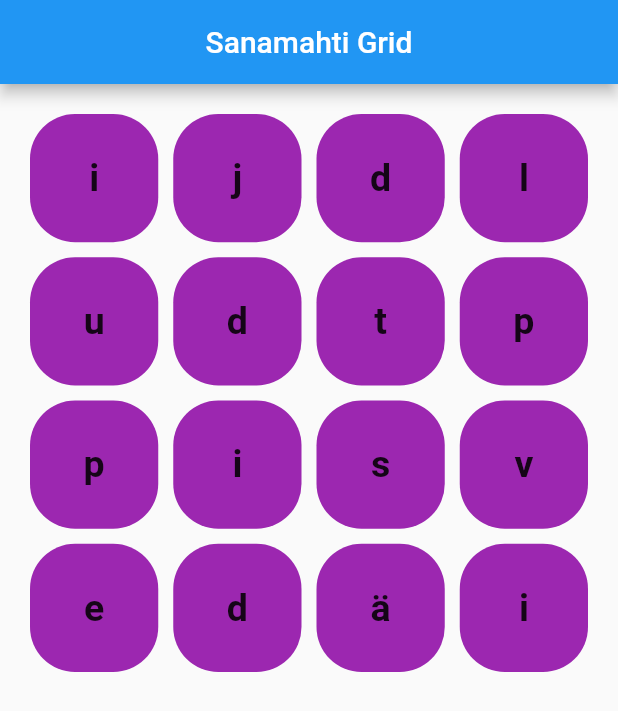
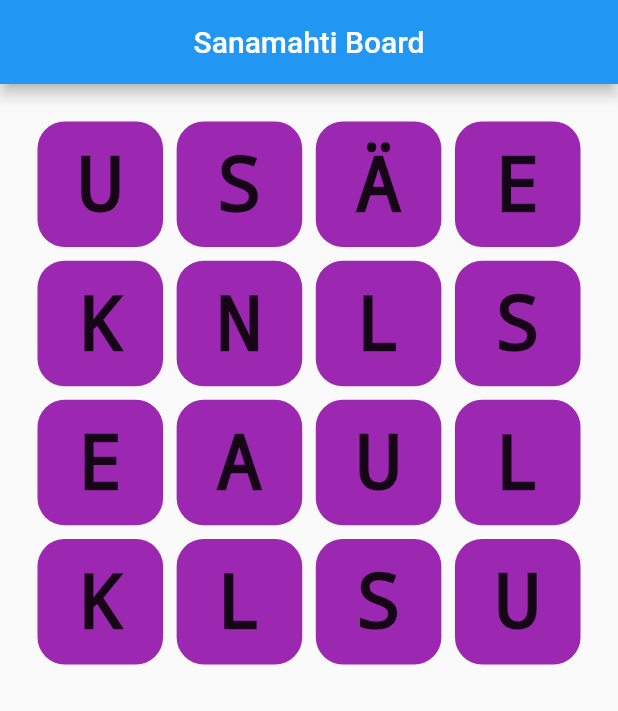
Before and after one commit to zheniitti/sanajahti, a Flutter app: the screen it shows after launch, on a phone screen of 412 x 824 dp. Shown: the top 711 px of the screen. Run offline on Flutter 3.47's test engine with Material 2 defaults, Android fonts, the phone set to English and light mode, and no system bars; our stand-ins replace auto_size_text.

Commit message:
lisätty responsivisuutta

```diff
--- a/lib/sanamahti/ruutu.dart
+++ b/lib/sanamahti/ruutu.dart
@@ -2,10 +2,10 @@ import 'package:flutter/material.dart';
 
 class Ruutu extends StatefulWidget {
   final GlobalKey key;
-  final int index;
+  final int location;
   final Color color;
   final letter;
-  Ruutu({this.key, this.color, this.letter, this.index});
+  Ruutu({this.key, this.color, this.letter, this.location});
   @override
   _RuutuState createState() => _RuutuState();
 }
@@ -15,6 +15,7 @@ class _RuutuState extends State<Ruutu> {
   Widget build(BuildContext context) {
     return AnimatedContainer(
       key: widget.key,
+      margin: EdgeInsets.all(0.0),
       padding: EdgeInsets.all(10),
       decoration: BoxDecoration(
           borderRadius: BorderRadius.circular(15), color: widget.color),
--- a/lib/sanamahti/sanamahtiBoard.dart
+++ b/lib/sanamahti/sanamahtiBoard.dart
@@ -1,44 +1,65 @@
 import 'dart:math';
 import 'package:flutter/gestures.dart';
 import 'package:flutter/material.dart';
+import 'package:auto_size_text/auto_size_text.dart';
+import 'package:flutter/services.dart';
 
 class SanamahtiBoard extends StatefulWidget {
   _SanamahtiBoardState createState() => _SanamahtiBoardState();
 }
 
 class _SanamahtiBoardState extends State<SanamahtiBoard> {
-  String appBarTitle = "Sanamahti Grid";
+  String appBarText = "Sanamahti Board";
   bool pointerDown = false; //when sanamahti grid being touched, pointer is down
   int latestPointerIndex = -1;
   int currentPointerIndex;
   final Color upColor = Colors.purple; //inactive color
   final Color downColor = Colors.blue[500]; //active color
   Color ccolor = Colors.teal;
-  List<Widget> widgetList = [];
   List<int> downedIndexesList = [];
 
   ///list of list [key$index, getNeighbours(index), index]
   ///ruudun key, naapurin indeksi ja oma indeksi. Kaikki ruudut
   List ruutuList = [];
-  final letterList = [];
+  List<String> letterList = [
+    'u',
+    'S',
+    'ä',
+    'e',
+    'k',
+    'n',
+    'l',
+    's',
+    'e',
+    'a',
+    'u',
+    'l',
+    'k',
+    'l',
+    's',
+    'u'
+  ];
   var becameList = [];
   int touchAreaPadding = 18;
   Curve curve = Curves.easeOutCirc;
-  double ruutuSize = 50;
+  double ruutuSize = 100;
 
   @override
   void initState() {
     // WidgetsBinding.instance.addPostFrameCallback(_afterLayout); what is this?
-    createBoardOffline();
+    createOfflineBoard();
     //createBoardOnline(); //no code yet
-    super.initState();
   }
 
   @override
   Widget build(BuildContext context) {
+    SystemChrome.setPreferredOrientations([
+      DeviceOrientation.portraitUp,
+      DeviceOrientation.portraitDown,
+    ]);
     return Scaffold(
       appBar: AppBar(
-        title: Center(child: Text(appBarTitle)),
+        title: Center(child: Text(appBarText)),
       ),
       body: SizedBox(
         child: AbsorbPointer(
@@ -48,38 +69,66 @@ class _SanamahtiBoardState extends State<SanamahtiBoard> {
             onPanUpdate: updateBoardOnPan,
             onPanEnd: updateOnPanEnd,
             child: Padding(
-              padding: const EdgeInsets.all(20.0),
-              child: GridView.count(
-                  crossAxisSpacing: 10,
-                  mainAxisSpacing: 10,
+              padding: const EdgeInsets.all(25.0),
+              child: Board(),
+            ),
+          ),
+        ),
+      ),
+    );
+  }
+
+  Widget Board() {
+    return Container(
+      child: LayoutBuilder(
+        builder: (context, constraints) => GridView.count(
+            childAspectRatio: 1,
+            crossAxisSpacing: constraints.maxWidth / 4 * 0.1,
+            mainAxisSpacing: constraints.maxWidth / 4 * 0.1,
             physics: NeverScrollableScrollPhysics(),
             crossAxisCount: 4,
             children: ruutuList.map((lis) {
               GlobalKey key = lis[0];
               int index = lis[2];
+              return Ruutu(index, key, constraints);
+            }).toList()),
+      ),
+    );
+  }
+
+  AnimatedContainer Ruutu(
+      int index, GlobalKey key, BoxConstraints constraints) {
     return AnimatedContainer(
       key: key,
-                      height: 0.8 * ruutuSize,
-                      padding: EdgeInsets.all(10),
+      margin: downedIndexesList.contains(index)
+          ? EdgeInsets.all(5)
+          : EdgeInsets.all(0),
       decoration: BoxDecoration(
-                          borderRadius: BorderRadius.circular(30),
+          borderRadius: BorderRadius.circular(constraints.maxWidth / 4 * 0.2),
           color: getColor(index)),
-                      child: Center(
-                          child: Text(
-                        letterList[index].toString(),
+      child: Center(child:
+          LayoutBuilder(builder: (BuildContext c, BoxConstraints strain) {
+        return Text(
+          letterList[index].toUpperCase(),
           style: TextStyle(
-                            fontSize: 0.5 * ruutuSize,
-                            fontWeight: FontWeight.bold),
-                      )),
+              fontWeight: FontWeight.bold,
+              fontSize: strain.maxHeight * 0.6,
+              fontFamily: 'Courier'),
+        );
+      })),
       duration: Duration(milliseconds: 600),
       curve: curve,
     );
-                  }).toList()),
-            ),
-          ),
-        ),
-      ),
-    );
+  }
+
+  void createOfflineBoard() {
+    for (int i = 0; i < 16; i++) {
+      /*  String letter = 'iatsenukolrpmävyhjdö'[
+          Random().nextInt(20)] /*  random.nextInt(28) */;
+      letterList.add(letter); */
+      GlobalKey key = GlobalKey();
+      ruutuList.add([key, getNeighbours(i), i]);
+    }
   }
 
   getColor(int i) {
@@ -88,7 +137,7 @@ class _SanamahtiBoardState extends State<SanamahtiBoard> {
   }
 
   void updateBoardOnPanDown(DragDownDetails t) {
-    ruutuSize = getRuutuSize();
+    setRuutuSize();
     int currentPointerIndex = getCurrentPointerIndexD(t);
     if (isActivatable(currentPointerIndex)) {
       downedIndexesList.add(currentPointerIndex);
@@ -97,7 +146,7 @@ class _SanamahtiBoardState extends State<SanamahtiBoard> {
     setState(() {
       pointerDown = true;
       int length = downedIndexesList.length;
-      appBarTitle = becameList.toString() /* '$length $downedIndexesList' */;
+      appBarText = becameList.toString() /* '$length $downedIndexesList' */;
     });
   }
 
@@ -114,7 +163,7 @@ class _SanamahtiBoardState extends State<SanamahtiBoard> {
       wentBackToLastIndex(currentPointerIndex);
 
       int length = downedIndexesList.length;
-      appBarTitle = becameList.toString() /* '$length $downedIndexesList' */;
+      appBarText = becameList.toString() /* '$length $downedIndexesList' */;
     });
   }
 
@@ -124,7 +173,7 @@ class _SanamahtiBoardState extends State<SanamahtiBoard> {
       pointerDown ? ccolor = downColor : ccolor = upColor;
 
       int length = downedIndexesList.length;
-      appBarTitle = '$length $downedIndexesList';
+      appBarText = '$length $downedIndexesList';
       downedIndexesList.clear();
       becameList.clear();
     });
@@ -293,9 +342,9 @@ class _SanamahtiBoardState extends State<SanamahtiBoard> {
     return postitionlist;
   }
 
-  getRuutuSize() {
-    RenderBox ruutuBox = ruutuList[0][0].currentContext.findRenderObject();
-    return ruutuBox.size.width;
+  setRuutuSize() {
+    RenderBox ruutu = ruutuList[0][0].currentContext.findRenderObject();
+    this.ruutuSize = ruutu.size.width;
   }
 
   bool isActivatable(int currentPointerIndex) {
@@ -320,31 +369,4 @@ class _SanamahtiBoardState extends State<SanamahtiBoard> {
       downedIndexesList.removeLast();
     }
   }
-
-  void createBoardOffline() {
-    var random = new Random();
-    for (int i = 0; i < 16; i++) {
-      GlobalKey key = GlobalKey();
-      var letter =
-          'iatsenukolrpmävyhjdö'[random.nextInt(20)] /*  random.nextInt(28) */;
-      letterList.add(letter);
-      ruutuList.add([key, getNeighbours(i), i]);
-      //next creating container
-      AnimatedContainer ruutu = AnimatedContainer(
-        key: key,
-        color: upColor,
-        padding: EdgeInsets.all(10),
-        child: Center(
-            child: Expanded(
-          child: Text(
-            letter,
-            style: TextStyle(fontSize: 20),
-          ),
-        )),
-        curve: Curves.easeInOutBack,
-        duration: Duration(milliseconds: 1000),
-      );
-      widgetList.add(ruutu);
 }
-  }
-}
--- a/pubspec.yaml
+++ b/pubspec.yaml
@@ -24,13 +24,14 @@ dependencies:
 
   flutter:
     sdk: flutter
-
+  database: ^0.3.3
+  auto_size_text: ^2.1.0
 
 
   # The following adds the Cupertino Icons font to your application.
   # Use with the CupertinoIcons class for iOS style icons.
   cupertino_icons: ^1.0.0
-  database: ^0.3.3
+
 
 dev_dependencies:
   flutter_test:
```
Also changed, not shown: pubspec.lock. Lines whose indentation alone changed are shown as unchanged.
